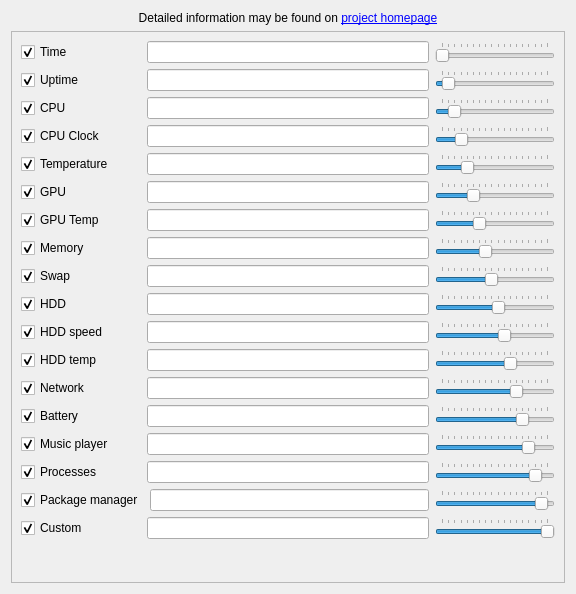
Above: sources/ptm/contents/ui/widget.ui from arcan1s/awesome-widgets before the change. Below: the same form after it.
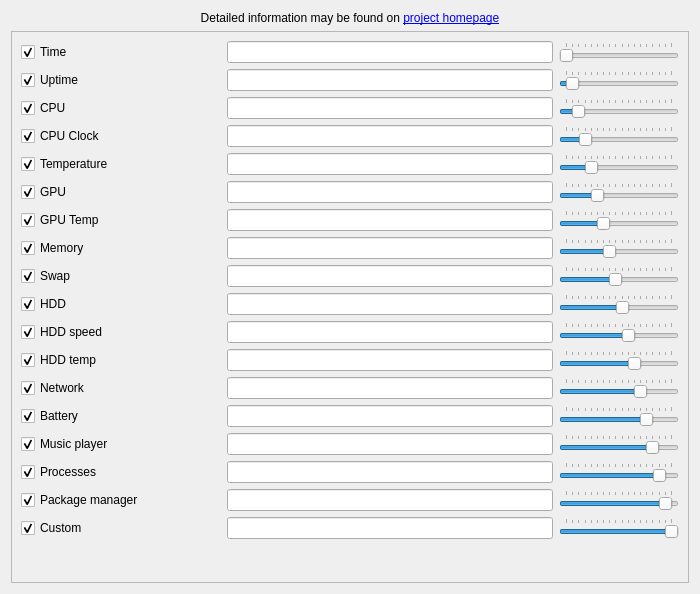
That is the form after the change.

Commit message: edit size of fields in configuration interface

What changed in the file:
```diff
--- a/sources/ptm/contents/ui/widget.ui
+++ b/sources/ptm/contents/ui/widget.ui
@@ -6,7 +6,7 @@
    <rect>
     <x>0</x>
     <y>0</y>
-    <width>576</width>
+    <width>700</width>
     <height>594</height>
    </rect>
   </property>
@@ -18,7 +18,7 @@
   </property>
   <property name="minimumSize">
    <size>
-    <width>576</width>
+    <width>700</width>
     <height>0</height>
    </size>
   </property>
@@ -54,8 +54,8 @@
       <property name="geometry">
        <rect>
         <x>0</x>
-        <y>0</y>
-        <width>542</width>
+        <y>-103</y>
+        <width>666</width>
         <height>660</height>
        </rect>
       </property>
@@ -66,7 +66,7 @@
           <widget class="QCheckBox" name="checkBox_time">
            <property name="minimumSize">
             <size>
-             <width>120</width>
+             <width>200</width>
              <height>0</height>
             </size>
            </property>
@@ -125,7 +125,7 @@
           <widget class="QCheckBox" name="checkBox_uptime">
            <property name="minimumSize">
             <size>
-             <width>120</width>
+             <width>200</width>
              <height>0</height>
             </size>
            </property>
@@ -184,7 +184,7 @@
           <widget class="QCheckBox" name="checkBox_cpu">
            <property name="minimumSize">
             <size>
-             <width>120</width>
+             <width>200</width>
              <height>0</height>
             </size>
            </property>
@@ -250,7 +250,7 @@
           <widget class="QCheckBox" name="checkBox_cpuclock">
            <property name="minimumSize">
             <size>
-             <width>120</width>
+             <width>200</width>
              <height>0</height>
             </size>
            </property>
@@ -316,7 +316,7 @@
           <widget class="QCheckBox" name="checkBox_temp">
            <property name="minimumSize">
             <size>
-             <width>120</width>
+             <width>200</width>
              <height>0</height>
             </size>
            </property>
@@ -374,7 +374,7 @@
           <widget class="QCheckBox" name="checkBox_gpu">
            <property name="minimumSize">
             <size>
-             <width>120</width>
+             <width>200</width>
              <height>0</height>
             </size>
            </property>
@@ -432,7 +432,7 @@
           <widget class="QCheckBox" name="checkBox_gpuTemp">
            <property name="minimumSize">
             <size>
-             <width>120</width>
+             <width>200</width>
              <height>0</height>
             </size>
            </property>
@@ -490,7 +490,7 @@
           <widget class="QCheckBox" name="checkBox_mem">
            <property name="minimumSize">
             <size>
-             <width>120</width>
+             <width>200</width>
              <height>0</height>
             </size>
            </property>
@@ -555,7 +555,7 @@
           <widget class="QCheckBox" name="checkBox_swap">
            <property name="minimumSize">
             <size>
-             <width>120</width>
+             <width>200</width>
              <height>0</height>
             </size>
            </property>
@@ -620,7 +620,7 @@
           <widget class="QCheckBox" name="checkBox_hdd">
            <property name="minimumSize">
             <size>
-             <width>120</width>
+             <width>200</width>
              <height>0</height>
             </size>
            </property>
@@ -682,7 +682,7 @@
           <widget class="QCheckBox" name="checkBox_hddSpeed">
            <property name="minimumSize">
             <size>
-             <width>120</width>
+             <width>200</width>
              <height>0</height>
             </size>
            </property>
@@ -741,7 +741,7 @@
           <widget class="QCheckBox" name="checkBox_hddTemp">
            <property name="minimumSize">
             <size>
-             <width>120</width>
+             <width>200</width>
              <height>0</height>
             </size>
            </property>
@@ -799,7 +799,7 @@
           <widget class="QCheckBox" name="checkBox_net">
            <property name="minimumSize">
             <size>
-             <width>120</width>
+             <width>200</width>
              <height>0</height>
             </size>
            </property>
@@ -862,7 +862,7 @@
           <widget class="QCheckBox" name="checkBox_bat">
            <property name="minimumSize">
             <size>
-             <width>120</width>
+             <width>200</width>
              <height>0</height>
             </size>
            </property>
@@ -921,7 +921,7 @@
           <widget class="QCheckBox" name="checkBox_player">
            <property name="minimumSize">
             <size>
-             <width>120</width>
+             <width>200</width>
              <height>0</height>
             </size>
            </property>
@@ -983,7 +983,7 @@
           <widget class="QCheckBox" name="checkBox_ps">
            <property name="minimumSize">
             <size>
-             <width>120</width>
+             <width>200</width>
              <height>0</height>
             </size>
            </property>
@@ -1043,7 +1043,7 @@
           <widget class="QCheckBox" name="checkBox_pkg">
            <property name="minimumSize">
             <size>
-             <width>120</width>
+             <width>200</width>
              <height>0</height>
             </size>
            </property>
@@ -1101,7 +1101,7 @@
           <widget class="QCheckBox" name="checkBox_custom">
            <property name="minimumSize">
             <size>
-             <width>120</width>
+             <width>200</width>
              <height>0</height>
             </size>
            </property>
```
The commit also changes 5 other files.
